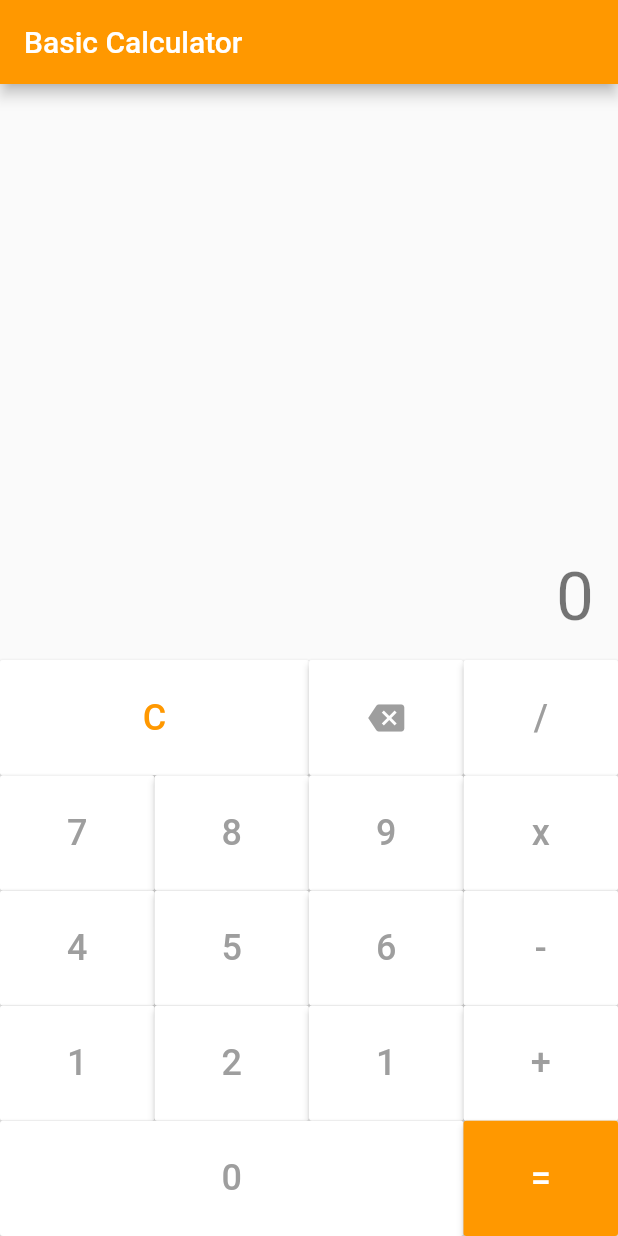
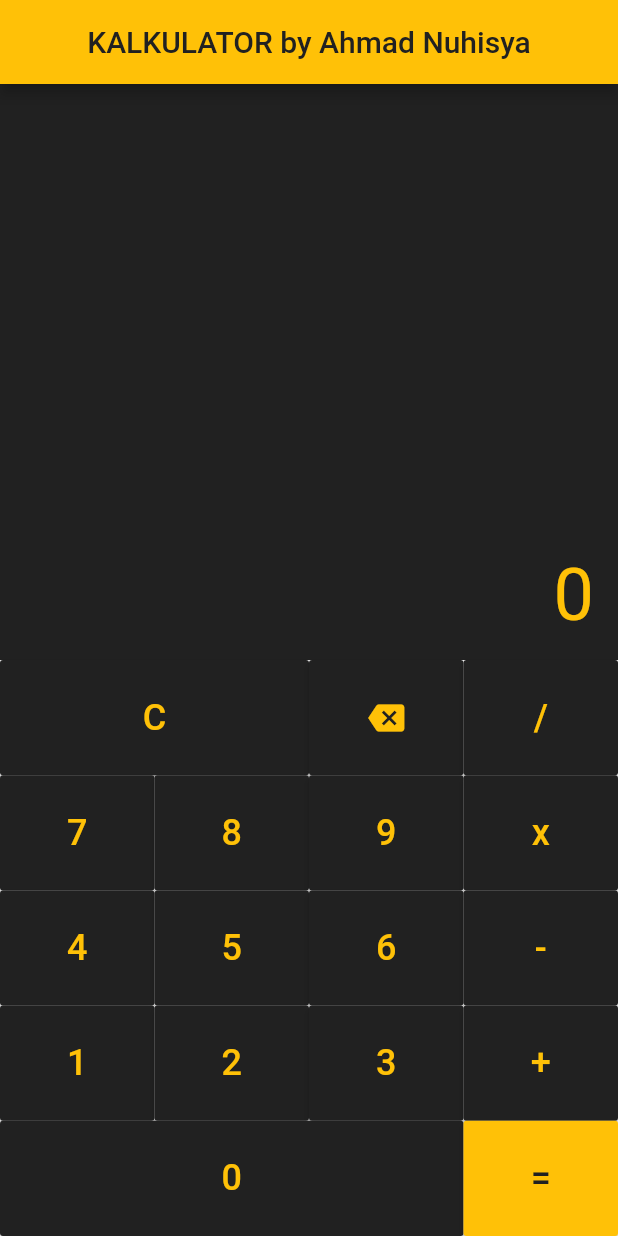
Before and after one commit to wewnumam/kalkulator_02_12rpla, a Flutter app: the screen it shows after launch, after a tap on the "backspace" icon, on a phone screen of 412 x 824 dp. Run offline on Flutter 3.47's test engine with Material 2 defaults, Android fonts, the phone set to English and light mode, and no system bars; drawn by our look-alikes of auto_size_text.

Commit message:
Update fungsi

```diff
--- a/lib/main.dart
+++ b/lib/main.dart
@@ -12,12 +12,17 @@ class CalculatorAppState extends State<MainApp> {
   final double _padding = 16.0;
   final double _buttonFontSize = 24.0;
 
-  final Color _primarySwatchColor = Colors.orange;
-  final Color _titleAppBarColor = Colors.white;
-  final Color _buttonColorWhite = Colors.white;
-  final Color _buttonHighlightColor = Colors.grey[800];
-  final Color _buttonColorGrey = Colors.grey[500];
-  final Color _textColorWhite = Colors.white;
+  final Color _primarySwatchColor = Colors.amber;
+  final Color _titleAppBarColor = Colors.grey[900];
+  final Color _buttonColorGrey = Colors.grey[900];
+  final Color _buttonHighlightColor = Colors.amberAccent;
+  final Color _buttonColorPrimary = Colors.amber;
+  final Color _textColorGrey = Colors.grey[900];
+
+  int valueA;
+  int valueB;
+  var sbValue = new StringBuffer();
+  String operator;
 
   @override
   Widget build(BuildContext context) {
@@ -25,9 +30,11 @@ class CalculatorAppState extends State<MainApp> {
       theme: ThemeData(primarySwatch: _primarySwatchColor),
       home: Scaffold(
         appBar: AppBar(
-          title: Text(
-            "Basic Calculator",
-            style: TextStyle(color: _titleAppBarColor),
+          title: Center(
+            child: Text(
+              "KALKULATOR by Ahmad Nuhisya",
+              style: TextStyle(color: _titleAppBarColor),
+            ),
           ),
         ),
         body: Column(
@@ -40,12 +47,15 @@ class CalculatorAppState extends State<MainApp> {
                 width: double.infinity,
                 height: double.infinity,
                 padding: EdgeInsets.all(_padding),
+                color: _textColorGrey,
                 child: Stack(
                   alignment: Alignment.bottomRight,
                   children: <Widget>[
                     AutoSizeText(
-                      "0",
-                      style: Theme.of(context).textTheme.display2,
+                      sbValue.toString(),
+                      style: TextStyle(
+                          color: _primarySwatchColor,
+                          fontSize: _buttonFontSize * 2),
                       maxLines: 1,
                     ),
                   ],
@@ -66,7 +76,7 @@ class CalculatorAppState extends State<MainApp> {
                         Expanded(
                           flex: 2,
                           child: RaisedButton(
-                            color: _buttonColorWhite,
+                            color: _buttonColorGrey,
                             highlightColor: _buttonHighlightColor,
                             child: Text(
                               "C",
@@ -75,38 +85,38 @@ class CalculatorAppState extends State<MainApp> {
                                   fontSize: _buttonFontSize),
                             ),
                             onPressed: () {
-                              // TODO: do something in here
+                              clearValue();
                             },
                           ),
                         ),
                         Expanded(
                           flex: 1,
                           child: RaisedButton(
-                            color: _buttonColorWhite,
+                            color: _buttonColorGrey,
                             highlightColor: _buttonHighlightColor,
                             child: Icon(
                               Icons.backspace,
-                              color: _buttonColorGrey,
+                              color: _buttonColorPrimary,
                             ),
                             onPressed: () {
-                              // TODO: do something in here
+                              deleteValue();
                             },
                           ),
                         ),
                         Expanded(
                           flex: 1,
                           child: RaisedButton(
-                            color: _buttonColorWhite,
+                            color: _buttonColorGrey,
                             highlightColor: _buttonHighlightColor,
                             child: Text(
                               "/",
                               style: TextStyle(
-                                color: _buttonColorGrey,
+                                color: _buttonColorPrimary,
                                 fontSize: _buttonFontSize,
                               ),
                             ),
                             onPressed: () {
-                              // TODO: do something in here
+                              appendValue("/");
                             },
                           ),
                         )
@@ -121,68 +131,68 @@ class CalculatorAppState extends State<MainApp> {
                         Expanded(
                           flex: 1,
                           child: RaisedButton(
-                            color: _buttonColorWhite,
+                            color: _buttonColorGrey,
                             highlightColor: _buttonHighlightColor,
                             child: Text(
                               "7",
                               style: TextStyle(
-                                color: _buttonColorGrey,
+                                color: _buttonColorPrimary,
                                 fontSize: _buttonFontSize,
                               ),
                             ),
                             onPressed: () {
-                              // TODO: do something in here
+                              appendValue("7");
                             },
                           ),
                         ),
                         Expanded(
                           flex: 1,
                           child: RaisedButton(
-                            color: _buttonColorWhite,
+                            color: _buttonColorGrey,
                             highlightColor: _buttonHighlightColor,
                             child: Text(
                               "8",
                               style: TextStyle(
-                                color: _buttonColorGrey,
+                                color: _buttonColorPrimary,
                                 fontSize: _buttonFontSize,
                               ),
                             ),
                             onPressed: () {
-                              // TODO: do something in here
+                              appendValue("8");
                             },
                           ),
                         ),
                         Expanded(
                           flex: 1,
                           child: RaisedButton(
-                            color: _buttonColorWhite,
+                            color: _buttonColorGrey,
                             highlightColor: _buttonHighlightColor,
                             child: Text(
                               "9",
                               style: TextStyle(
-                                color: _buttonColorGrey,
+                                color: _buttonColorPrimary,
                                 fontSize: _buttonFontSize,
                               ),
                             ),
                             onPressed: () {
-                              // TODO: do something in here
+                              appendValue("9");
                             },
                           ),
                         ),
                         Expanded(
                           flex: 1,
                           child: RaisedButton(
-                            color: _buttonColorWhite,
+                            color: _buttonColorGrey,
                             highlightColor: _buttonHighlightColor,
                             child: Text(
                               "x",
                               style: TextStyle(
-                                color: _buttonColorGrey,
+                                color: _buttonColorPrimary,
                                 fontSize: _buttonFontSize,
                               ),
                             ),
                             onPressed: () {
-                              // TODO: do something in here
+                              appendValue("x");
                             },
                           ),
                         ),
@@ -197,68 +207,68 @@ class CalculatorAppState extends State<MainApp> {
                         Expanded(
                           flex: 1,
                           child: RaisedButton(
-                            color: _buttonColorWhite,
+                            color: _buttonColorGrey,
                             highlightColor: _buttonHighlightColor,
                             child: Text(
                               "4",
                               style: TextStyle(
-                                color: _buttonColorGrey,
+                                color: _buttonColorPrimary,
                                 fontSize: _buttonFontSize,
                               ),
                             ),
                             onPressed: () {
-                              // TODO: do something in here
+                              appendValue("4");
                             },
                           ),
                         ),
                         Expanded(
                           flex: 1,
                           child: RaisedButton(
-                            color: _buttonColorWhite,
+                            color: _buttonColorGrey,
                             highlightColor: _buttonHighlightColor,
                             child: Text(
                               "5",
                               style: TextStyle(
-                                color: _buttonColorGrey,
+                                color: _buttonColorPrimary,
                                 fontSize: _buttonFontSize,
                               ),
                             ),
                             onPressed: () {
-                              // TODO: do something in here
+                              appendValue("5");
                             },
                           ),
                         ),
                         Expanded(
                           flex: 1,
                           child: RaisedButton(
-                            color: _buttonColorWhite,
+                            color: _buttonColorGrey,
                             highlightColor: _buttonHighlightColor,
                             child: Text(
                               "6",
                               style: TextStyle(
-                                color: _buttonColorGrey,
+                                color: _buttonColorPrimary,
                                 fontSize: _buttonFontSize,
                               ),
                             ),
                             onPressed: () {
-                              // TODO: do something in here
+                              appendValue("6");
                             },
                           ),
                         ),
                         Expanded(
                           flex: 1,
                           child: RaisedButton(
-                            color: _buttonColorWhite,
+                            color: _buttonColorGrey,
                             highlightColor: _buttonHighlightColor,
                             child: Text(
                               "-",
                               style: TextStyle(
-                                color: _buttonColorGrey,
+                                color: _buttonColorPrimary,
                                 fontSize: _buttonFontSize,
                               ),
                             ),
                             onPressed: () {
-                              // TODO: do something in here
+                              appendValue("-");
                             },
                           ),
                         ),
@@ -273,68 +283,68 @@ class CalculatorAppState extends State<MainApp> {
                         Expanded(
                           flex: 1,
                           child: RaisedButton(
-                            color: _buttonColorWhite,
+                            color: _buttonColorGrey,
                             highlightColor: _buttonHighlightColor,
                             child: Text(
                               "1",
                               style: TextStyle(
-                                color: _buttonColorGrey,
+                                color: _buttonColorPrimary,
                                 fontSize: _buttonFontSize,
                               ),
                             ),
                             onPressed: () {
-                              // TODO: do something in here
+                              appendValue("1");
                             },
                           ),
                         ),
                         Expanded(
                           flex: 1,
                           child: RaisedButton(
-                            color: _buttonColorWhite,
+                            color: _buttonColorGrey,
                             highlightColor: _buttonHighlightColor,
                             child: Text(
                               "2",
                               style: TextStyle(
-                                color: _buttonColorGrey,
+                                color: _buttonColorPrimary,
                                 fontSize: _buttonFontSize,
                               ),
                             ),
                             onPressed: () {
-                              // TODO: do something in here
+                              appendValue("2");
                             },
                           ),
                         ),
                         Expanded(
                           flex: 1,
                           child: RaisedButton(
-                            color: _buttonColorWhite,
+                            color: _buttonColorGrey,
                             highlightColor: _buttonHighlightColor,
                             child: Text(
-                              "1",
+                              "3",
                               style: TextStyle(
-                                color: _buttonColorGrey,
+                                color: _buttonColorPrimary,
                                 fontSize: _buttonFontSize,
                               ),
                             ),
                             onPressed: () {
-                              // TODO: do something in here
+                              appendValue("3");
                             },
                           ),
                         ),
                         Expanded(
                           flex: 1,
                           child: RaisedButton(
-                            color: _buttonColorWhite,
+                            color: _buttonColorGrey,
                             highlightColor: _buttonHighlightColor,
                             child: Text(
                               "+",
                               style: TextStyle(
-                                color: _buttonColorGrey,
+                                color: _buttonColorPrimary,
                                 fontSize: _buttonFontSize,
                               ),
                             ),
                             onPressed: () {
-                              // TODO: do something in here
+                              appendValue("+");
                             },
                           ),
                         ),
@@ -349,17 +359,17 @@ class CalculatorAppState extends State<MainApp> {
                         Expanded(
                           flex: 3,
                           child: RaisedButton(
-                            color: _buttonColorWhite,
+                            color: _buttonColorGrey,
                             highlightColor: _buttonHighlightColor,
                             child: Text(
                               "0",
                               style: TextStyle(
-                                color: _buttonColorGrey,
+                                color: _buttonColorPrimary,
                                 fontSize: _buttonFontSize,
                               ),
                             ),
                             onPressed: () {
-                              // TODO: do something in here
+                              appendValue("0");
                             },
                           ),
                         ),
@@ -371,12 +381,12 @@ class CalculatorAppState extends State<MainApp> {
                             child: Text(
                               "=",
                               style: TextStyle(
-                                color: _textColorWhite,
+                                color: _textColorGrey,
                                 fontSize: _buttonFontSize,
                               ),
                             ),
                             onPressed: () {
-                              // TODO: do something in here
+                              appendValue("=");
                             },
                           ),
                         ),
@@ -385,10 +395,105 @@ class CalculatorAppState extends State<MainApp> {
                   ),
                 ],
               ),
-            )
+            ),
           ],
         ),
       ),
     );
   }
+
+  @override
+  void initState() {
+    super.initState();
+    sbValue.write("0");
+    operator = "";
+  }
+
+  void appendValue(String str) => setState(() {
+        bool isDoCalculate = false;
+        if (str == "=") {
+          isDoCalculate = true;
+        } else if (str == "/" || str == "x" || str == "-" || str == "+") {
+          if (operator.isEmpty) {
+            operator = str;
+          } else {
+            isDoCalculate = true;
+          }
+        }
+
+        if (!isDoCalculate) {
+          if (sbValue.toString() == "0" && str != "0") {
+            sbValue.clear();
+          }
+          sbValue.write(str);
+        } else {
+          List<String> values = sbValue.toString().split(operator);
+          if (values.length == 2 &&
+              values[0].isNotEmpty &&
+              values[1].isNotEmpty) {
+            valueA = int.parse(values[0]);
+            valueB = int.parse(values[1]);
+            sbValue.clear();
+            int total = 0;
+            switch (operator) {
+              case "/":
+                total = valueA ~/ valueB;
+                break;
+              case "x":
+                total = valueA * valueB;
+                break;
+              case "-":
+                total = valueA - valueB;
+                break;
+              case "+":
+                total = valueA + valueB;
+            }
+            sbValue.write(total);
+            if (str == "/" || str == "x" || str == "-" || str == "+") {
+              operator = str;
+              sbValue.write(str);
+            } else {
+              operator = "";
+            }
+          } else {
+            String strValue = sbValue.toString();
+            String lastCharacter = strValue.substring(strValue.length - 1);
+            if (str == "/" || str == "x" || str == "-" || str == "+") {
+              sbValue.clear();
+              sbValue
+                  .write(strValue.substring(0, strValue.length - 1) + "" + str);
+              operator = str;
+            } else if (str == "=" &&
+                (lastCharacter == "/" ||
+                    lastCharacter == "x" ||
+                    lastCharacter == "-" ||
+                    lastCharacter == "+")) {
+              sbValue.clear();
+              sbValue.write(strValue.substring(0, strValue.length - 1));
+            }
+          }
+        }
+      });
+
+  void deleteValue() => setState(() {
+        String strValue = sbValue.toString();
+        if (strValue.length > 0) {
+          String lastCharacter = strValue.substring(strValue.length - 1);
+          if (lastCharacter == "/" ||
+              lastCharacter == "x" ||
+              lastCharacter == "-" ||
+              lastCharacter == "+") {
+            operator = "";
+          }
+          strValue = strValue.substring(0, strValue.length - 1);
+          sbValue.clear();
+          sbValue.write(strValue.length == 0 ? "0" : strValue);
+        }
+      });
+
+  void clearValue() => setState(() {
+        operator = "";
+        sbValue.clear();
+        sbValue.write("0");
+      });
 }
```
Also changed, not shown: 1 other file.
